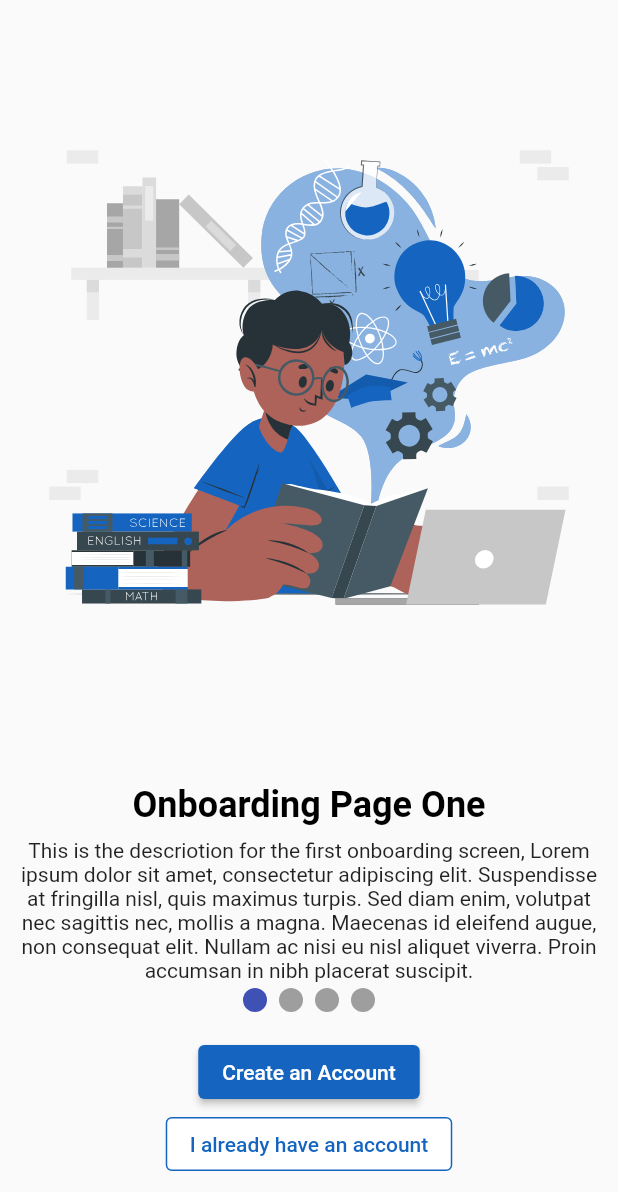
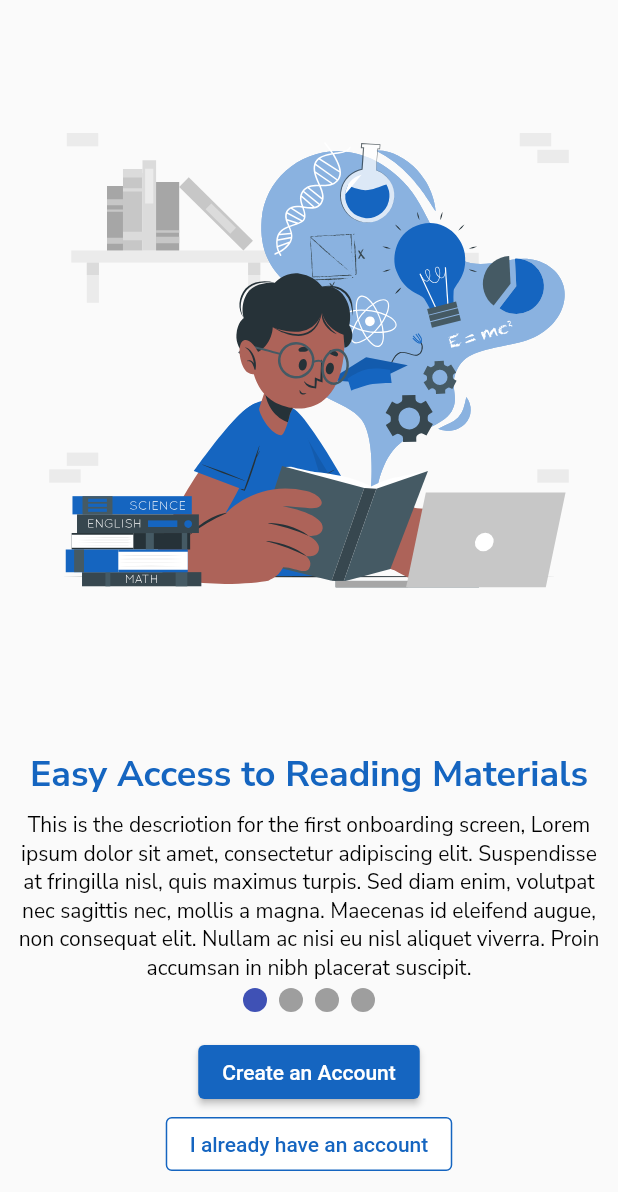
Before and after one commit to Crucialjun/cbc_learning_materials, a Flutter app: the screen it shows after launch, on a phone screen of 412 x 824 dp, the part 44-1236 px from its top. Run offline on Flutter 3.47's test engine with Material 2 defaults, Android fonts, the phone set to English and light mode, and no system bars; drawn by our look-alikes of smooth_page_indicator; our stand-ins replace awesome_dialog, cloud_firestore, email_validator, firebase_auth, firebase_core, flutter_pw_validator and 5 more; missing offline and left inert: flutter_awesome_buttons, flutter_facebook_auth; accounts and stored records are empty.

Commit message:
Merge branch 'master' of https://github.com/Crucialjun/cbc_learning_materials

```diff
--- a/lib/widgets/onboarding_pageview.dart
+++ b/lib/widgets/onboarding_pageview.dart
@@ -1,6 +1,7 @@
 import 'package:cbc_learning_materials/app_colors.dart';
 import 'package:flutter/material.dart';
 import 'package:flutter_svg/flutter_svg.dart';
+import 'package:google_fonts/google_fonts.dart';
 import 'package:smooth_page_indicator/smooth_page_indicator.dart';
 
 class OnboardingPageView extends StatefulWidget {
@@ -21,7 +22,7 @@ class _OnboardingPageViewState extends State<OnboardingPageView> {
           child: PageView(
             controller: _pageController,
             children: [
-              _page("page_view_image1", "Onboarding Page One",
+              _page("page_view_image1", "Easy Access to Reading Materials",
                   "This is the descriotion for the first onboarding screen, Lorem ipsum dolor sit amet, consectetur adipiscing elit. Suspendisse at fringilla nisl, quis maximus turpis. Sed diam enim, volutpat nec sagittis nec, mollis a magna. Maecenas id eleifend augue, non consequat elit. Nullam ac nisi eu nisl aliquet viverra. Proin accumsan in nibh placerat suscipit."),
               _page("page_view_image2", "Onboarding Page Two",
                   "This is the descriotion for the Second onboarding screen,Lorem ipsum dolor sit amet, consectetur adipiscing elit. Suspendisse at fringilla nisl, quis maximus turpis. Sed diam enim, volutpat nec sagittis nec, mollis a magna. Maecenas id eleifend augue, non consequat elit. Nullam ac nisi eu nisl aliquet viverra. Proin accumsan in nibh placerat suscipit."),
@@ -32,7 +33,9 @@ class _OnboardingPageViewState extends State<OnboardingPageView> {
             ],
           ),
         ),
-        const SizedBox(height: 4,),
+        const SizedBox(
+          height: 4,
+        ),
         Container(
           padding: const EdgeInsets.only(bottom: 16),
           child: SmoothPageIndicator(
@@ -51,19 +54,21 @@ class _OnboardingPageViewState extends State<OnboardingPageView> {
 Widget _page(String assetName, String title, String description) {
   return Center(
       child: Column(children: [
-    Expanded(
-      flex: 1,
-        child: SvgPicture.asset("assets/svg/$assetName.svg")),
+    Expanded(flex: 1, child: SvgPicture.asset("assets/svg/$assetName.svg")),
     Text(
       title,
-      style: const TextStyle(
-          color: Colors.black, fontWeight: FontWeight.bold, fontSize: 24),
+      textAlign: TextAlign.center,
+      style: GoogleFonts.nunitoSans(
+          color: AppColors.primaryColor,
+          fontWeight: FontWeight.bold,
+          fontSize: 24),
     ),
     const SizedBox(
       height: 8,
     ),
     Text(
       description,
+      style: GoogleFonts.nunitoSans(color: Colors.black),
       textAlign: TextAlign.center,
     ),
   ]));
--- a/pubspec.yaml
+++ b/pubspec.yaml
@@ -49,6 +49,7 @@ dependencies:
   rflutter_alert: ^2.0.4
   cloud_firestore: ^3.1.10
   json_serializable: ^6.1.4
+  google_fonts: ^2.3.1
 
 dev_dependencies:
   flutter_test:
```
Also changed, not shown: pubspec.lock.
